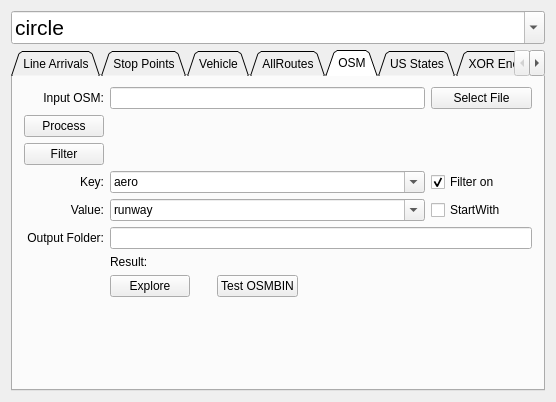
The window that Widget.ui (Enthusiastic-Coder/tflTest) describes before a commit, drawn with Qt 5.
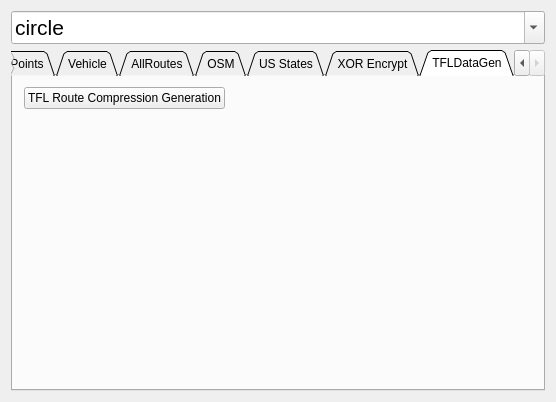
The same window after the commit. The open tabs and pages were chosen to show the change.

Commit message: New Route Compress page.

The edit to the form file:
```diff
--- a/Widget.ui
+++ b/Widget.ui
@@ -700,6 +700,46 @@
        </item>
       </layout>
      </widget>
+     <widget class="QWidget" name="tab_8">
+      <attribute name="title">
+       <string>TFLDataGen</string>
+      </attribute>
+      <layout class="QGridLayout" name="gridLayout_8">
+       <item row="1" column="0">
+        <spacer name="verticalSpacer_5">
+         <property name="orientation">
+          <enum>Qt::Vertical</enum>
+         </property>
+         <property name="sizeHint" stdset="0">
+          <size>
+           <width>20</width>
+           <height>40</height>
+          </size>
+         </property>
+        </spacer>
+       </item>
+       <item row="0" column="1">
+        <spacer name="horizontalSpacer_6">
+         <property name="orientation">
+          <enum>Qt::Horizontal</enum>
+         </property>
+         <property name="sizeHint" stdset="0">
+          <size>
+           <width>40</width>
+           <height>20</height>
+          </size>
+         </property>
+        </spacer>
+       </item>
+       <item row="0" column="0">
+        <widget class="QPushButton" name="pushButtonTflRouteGen">
+         <property name="text">
+          <string>TFL Route Compression Generation</string>
+         </property>
+        </widget>
+       </item>
+      </layout>
+     </widget>
     </widget>
    </item>
   </layout>
```
The commit also changes 5 other files.
